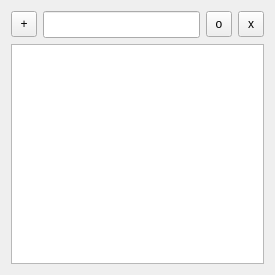
The window that src/NoteWidget/notewidget.ui (Odizinne/Qwote) describes before a commit, drawn with Qt 5.
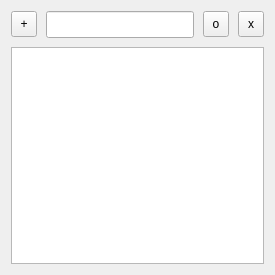
The same window after the commit.

Commit message: allow resizing notes, save notes geometry

Patch:
```diff
--- a/src/NoteWidget/notewidget.ui
+++ b/src/NoteWidget/notewidget.ui
@@ -14,6 +14,9 @@
    <string>NoteWidget</string>
   </property>
   <layout class="QGridLayout" name="gridLayout">
+   <property name="spacing">
+    <number>9</number>
+   </property>
    <item row="0" column="0">
     <widget class="QToolButton" name="newButton">
      <property name="minimumSize">
```
The commit also changes 1 other file.
